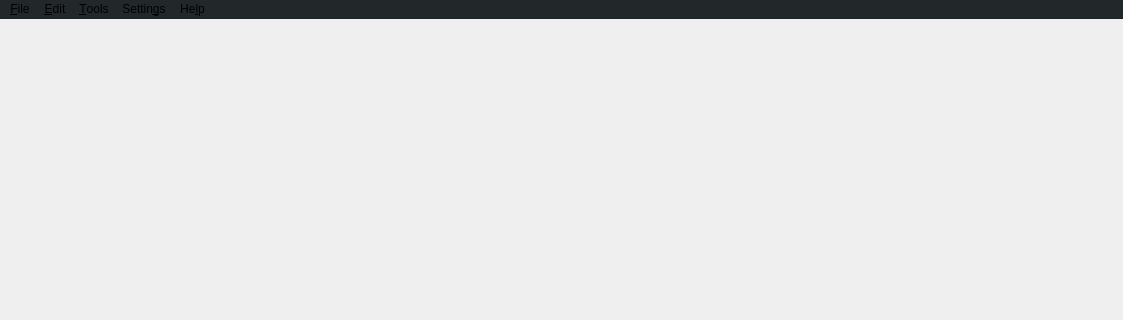
Before: the Qt Designer form ui/MainWindow.ui in enkerewpo/project-kakapos, drawn with Qt 5; both pictures show x 0 to 1123 and y 0 to 320 of the 1123 by 608 pixel window.
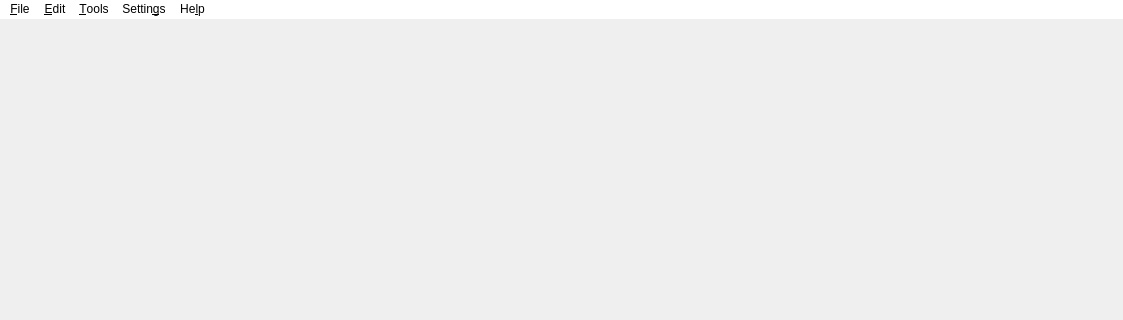
After: the same form once the commit is applied. Icons and pictures are not drawn.

Commit message: Update color scheme!

The edit to the form file:
```diff
--- a/ui/MainWindow.ui
+++ b/ui/MainWindow.ui
@@ -21,7 +21,11 @@
   </property>
   <property name="windowIcon">
    <iconset>
-    <normaloff>../images/kakapos_ico.png</normaloff>../images/kakapos_ico.png</iconset>
+    <normaloff>../images/kakapos_ico.png</normaloff>
+    <normalon>:/images/logo</normalon>../images/kakapos_ico.png</iconset>
+  </property>
+  <property name="styleSheet">
+   <string notr="true">button:hover{color:gray}</string>
   </property>
   <property name="documentMode">
    <bool>false</bool>
@@ -50,7 +54,7 @@
      <x>0</x>
      <y>0</y>
      <width>1123</width>
-     <height>28</height>
+     <height>22</height>
     </rect>
    </property>
    <property name="palette">
@@ -68,9 +72,9 @@
       <colorrole role="Button">
        <brush brushstyle="SolidPattern">
         <color alpha="255">
-         <red>34</red>
-         <green>40</green>
-         <blue>42</blue>
+         <red>255</red>
+         <green>255</green>
+         <blue>255</blue>
         </color>
        </brush>
       </colorrole>
@@ -95,18 +99,18 @@
       <colorrole role="Base">
        <brush brushstyle="SolidPattern">
         <color alpha="255">
-         <red>34</red>
-         <green>40</green>
-         <blue>42</blue>
+         <red>255</red>
+         <green>255</green>
+         <blue>255</blue>
         </color>
        </brush>
       </colorrole>
       <colorrole role="Window">
        <brush brushstyle="SolidPattern">
         <color alpha="255">
-         <red>34</red>
-         <green>40</green>
-         <blue>42</blue>
+         <red>255</red>
+         <green>255</green>
+         <blue>255</blue>
         </color>
        </brush>
       </colorrole>
@@ -124,9 +128,9 @@
       <colorrole role="Button">
        <brush brushstyle="SolidPattern">
         <color alpha="255">
-         <red>34</red>
-         <green>40</green>
-         <blue>42</blue>
+         <red>255</red>
+         <green>255</green>
+         <blue>255</blue>
         </color>
        </brush>
       </colorrole>
@@ -151,18 +155,18 @@
       <colorrole role="Base">
        <brush brushstyle="SolidPattern">
         <color alpha="255">
-         <red>34</red>
-         <green>40</green>
-         <blue>42</blue>
+         <red>255</red>
+         <green>255</green>
+         <blue>255</blue>
         </color>
        </brush>
       </colorrole>
       <colorrole role="Window">
        <brush brushstyle="SolidPattern">
         <color alpha="255">
-         <red>34</red>
-         <green>40</green>
-         <blue>42</blue>
+         <red>255</red>
+         <green>255</green>
+         <blue>255</blue>
         </color>
        </brush>
       </colorrole>
@@ -180,9 +184,9 @@
       <colorrole role="Button">
        <brush brushstyle="SolidPattern">
         <color alpha="255">
-         <red>34</red>
-         <green>40</green>
-         <blue>42</blue>
+         <red>255</red>
+         <green>255</green>
+         <blue>255</blue>
         </color>
        </brush>
       </colorrole>
@@ -207,18 +211,18 @@
       <colorrole role="Base">
        <brush brushstyle="SolidPattern">
         <color alpha="255">
-         <red>34</red>
-         <green>40</green>
-         <blue>42</blue>
+         <red>255</red>
+         <green>255</green>
+         <blue>255</blue>
         </color>
        </brush>
       </colorrole>
       <colorrole role="Window">
        <brush brushstyle="SolidPattern">
         <color alpha="255">
-         <red>34</red>
-         <green>40</green>
-         <blue>42</blue>
+         <red>255</red>
+         <green>255</green>
+         <blue>255</blue>
         </color>
        </brush>
       </colorrole>
@@ -232,7 +236,8 @@
     <enum>Qt::CustomContextMenu</enum>
    </property>
    <property name="styleSheet">
-    <string notr="true">color:black</string>
+    <string notr="true">background:white
+</string>
    </property>
    <property name="defaultUp">
     <bool>false</bool>
```
Left out of the diff: 4 changed lines with no effect on the pictures. The commit also changes 1 other file.
